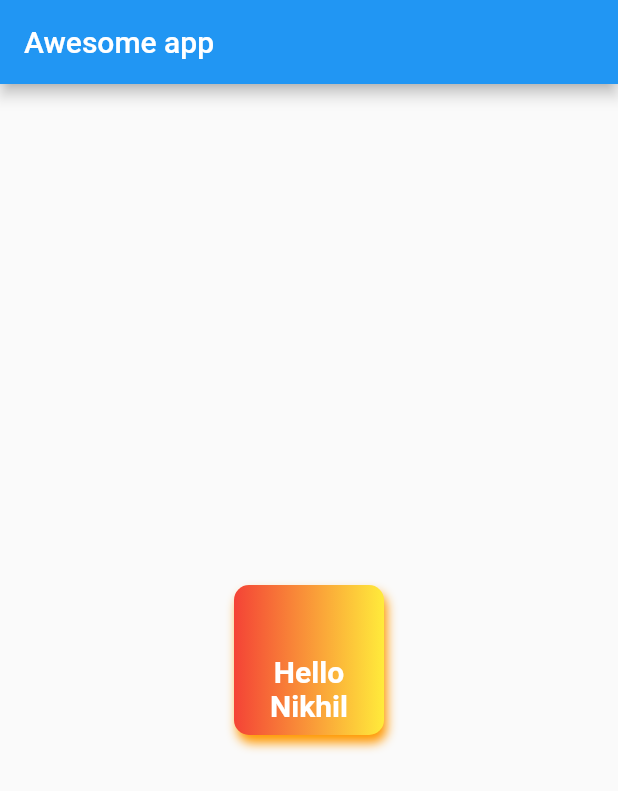
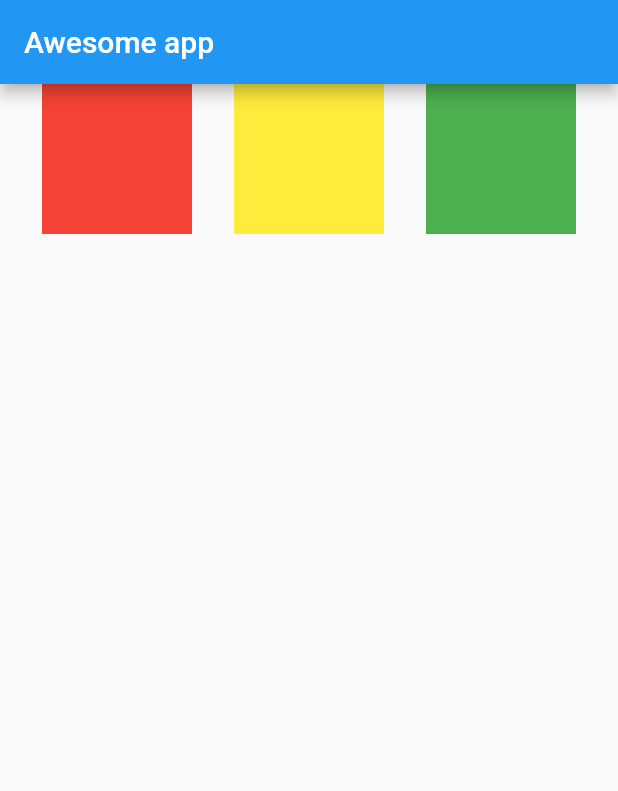
Before and after one commit to nikhil2222/Test_app_flutter, a Flutter app: the screen it shows after launch, on a phone screen of 412 x 824 dp. Shown: the top 791 px of the screen. Run offline on Flutter 3.47's test engine with Material 2 defaults, Android fonts, the phone set to English and light mode, and no system bars.

Commit message:
Multiple boxes in a row

```diff
--- a/lib/main.dart
+++ b/lib/main.dart
@@ -14,37 +14,26 @@ class HomePage extends StatelessWidget { //stl
       appBar: AppBar(
         title: Text("Awesome app"), //title of app
       ),
-      body: Center(
-        child: Container(
-          padding:const EdgeInsets.all(8) ,
-          alignment: Alignment.bottomCenter,
+      body: Row(
+        mainAxisAlignment: MainAxisAlignment.spaceEvenly,
+        crossAxisAlignment: CrossAxisAlignment.center,//use dots and view properties
+        children:<Widget> [
+        Container(
+        padding:const EdgeInsets.all(8) ,
+        width: 100,
+        height: 100,
+        color: Colors.red,),
+        Container(padding:const EdgeInsets.all(8) ,
           width: 100,
           height: 100,
+          color: Colors.yellow,),
+        Container(
+         padding:const EdgeInsets.all(8) ,
+         width: 100,
+         height: 100,
+         color: Colors.green,),
 
-          decoration: BoxDecoration(
-            color: Colors.teal,
-            borderRadius: BorderRadius.circular(10) ,
-            boxShadow: [BoxShadow(
-              color: Colors.orange,
-              blurRadius: 5,
-              offset: Offset(2.0,5.0)
-
-            )],
-            gradient: LinearGradient(
-
-                colors: [
-              Colors.red,Colors.yellow
-            ])
-          ),
-          child: Text("Hello Nikhil",
-            textAlign: TextAlign.center,
-            style: TextStyle(
-            color: Colors.white,
-            fontWeight: FontWeight.bold,
-            fontSize: 20,
-          ),),
-        ),
-      )
+      ],),
     );
   }
 }
```
